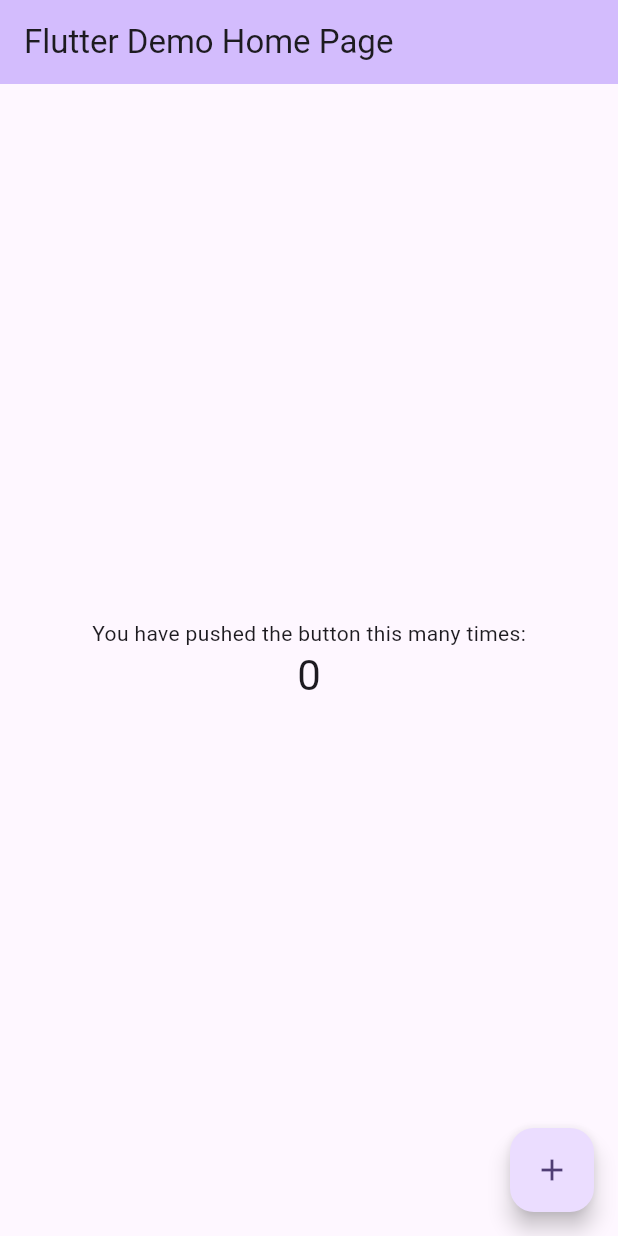
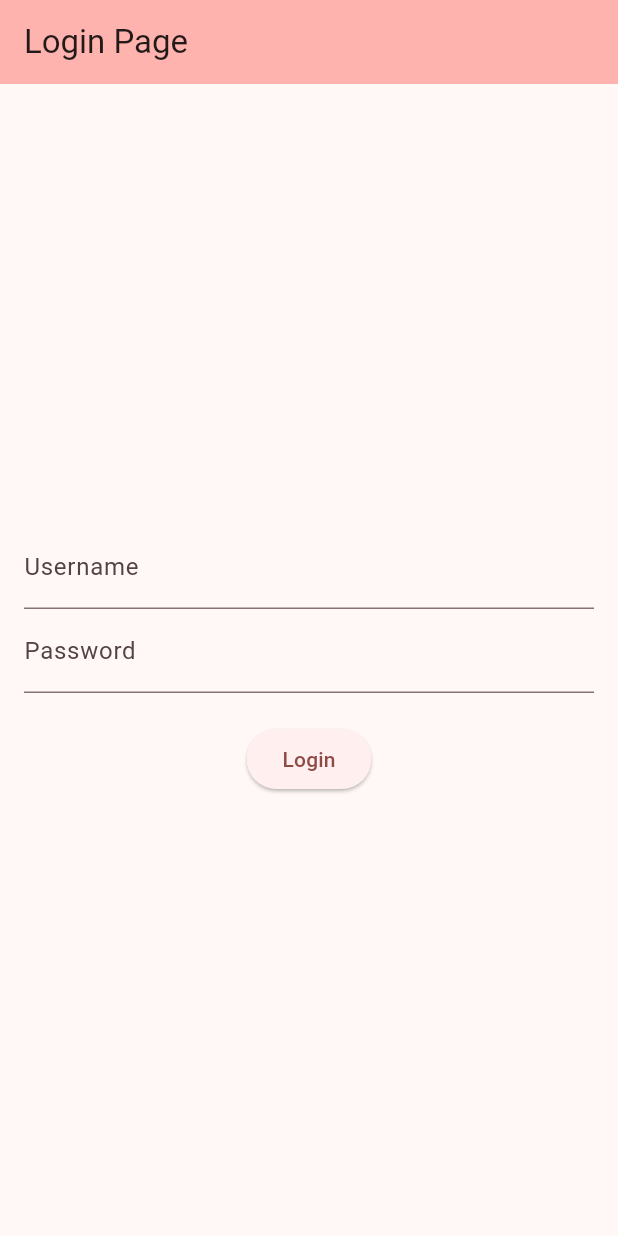
Before and after one commit to ciit-thedannified/cs319_dart_playground, a Flutter app: the screen it shows after launch, on a phone screen of 412 x 824 dp. Run offline on Flutter 3.47's test engine with Material 3 defaults, Android fonts, the phone set to English and light mode, and no system bars.

Commit message:
Added sample code provided by instructor.

```diff
--- a/lib/main.dart
+++ b/lib/main.dart
@@ -7,119 +7,153 @@
 class MyApp extends StatelessWidget {
   const MyApp({super.key});
 
-  // This widget is the root of your application.
   @override
   Widget build(BuildContext context) {
     return MaterialApp(
       title: 'Flutter Demo',
       theme: ThemeData(
-        // This is the theme of your application.
-        //
-        // TRY THIS: Try running your application with "flutter run". You'll see
-        // the application has a purple toolbar. Then, without quitting the app,
-        // try changing the seedColor in the colorScheme below to Colors.green
-        // and then invoke "hot reload" (save your changes or press the "hot
-        // reload" button in a Flutter-supported IDE, or press "r" if you used
-        // the command line to start the app).
-        //
-        // Notice that the counter didn't reset back to zero; the application
-        // state is not lost during the reload. To reset the state, use hot
-        // restart instead.
-        //
-        // This works for code too, not just values: Most code changes can be
-        // tested with just a hot reload.
-        colorScheme: ColorScheme.fromSeed(seedColor: Colors.deepPurple),
+        colorScheme: ColorScheme.fromSeed(seedColor: Colors.redAccent),
         useMaterial3: true,
       ),
-      home: const MyHomePage(title: 'Flutter Demo Home Page'),
+      home: const LoginPage(),
     );
   }
 }
 
-class MyHomePage extends StatefulWidget {
-  const MyHomePage({super.key, required this.title});
-
-  // This widget is the home page of your application. It is stateful, meaning
-  // that it has a State object (defined below) that contains fields that affect
-  // how it looks.
-
-  // This class is the configuration for the state. It holds the values (in this
-  // case the title) provided by the parent (in this case the App widget) and
-  // used by the build method of the State. Fields in a Widget subclass are
-  // always marked "final".
-
-  final String title;
-
+class LoginPage extends StatefulWidget {
+  const LoginPage({super.key});
   @override
-  State<MyHomePage> createState() => _MyHomePageState();
+  State<LoginPage> createState() => _LoginPageState();
 }
 
-class _MyHomePageState extends State<MyHomePage> {
-  int _counter = 0;
+class _LoginPageState extends State<LoginPage> {
+  final TextEditingController _usernameController = TextEditingController();
+  final TextEditingController _passwordController = TextEditingController();
 
-  void _incrementCounter() {
+  String _username = '';
+  String _password = '';
+
+  // Function to validate login credentials
+  void _login() {
     setState(() {
-      // This call to setState tells the Flutter framework that something has
-      // changed in this State, which causes it to rerun the build method below
-      // so that the display can reflect the updated values. If we changed
-      // _counter without calling setState(), then the build method would not be
-      // called again, and so nothing would appear to happen.
-      _counter++;
+      _username = _usernameController.text;
+      _password = _passwordController.text;
+
+      if (_username == 'usergary' && _password == 'pass143') {
+        // Credentials match, show modal dialog
+        _showLoginSuccessDialog();
+      } else {
+        // Credentials do not match, show error message
+        ScaffoldMessenger.of(context).showSnackBar(
+          SnackBar(content: Text('Invalid Username/Password!\nUsername: $_username\nPassword: $_password')),
+        );
+      }
     });
+  }
+
+  // Function to show a modal dialog for login success
+  void _showLoginSuccessDialog() {
+    showDialog(
+      context: context,
+      builder: (BuildContext context) {
+        return AlertDialog(
+          title: const Text('Login Successful'),
+          content: const Text('You have successfully logged in!'),
+          actions: <Widget>[
+            TextButton(
+              onPressed: () {
+                Navigator.of(context).pop(); // Close the dialog
+                // Navigate to the next screen (HomePage)
+                Navigator.push(
+                  context,
+                  MaterialPageRoute(builder: (context) => const HomePage()),
+                );
+              },
+              child: const Text('OK'),
+            ),
+          ],
+        );
+      },
+    );
   }
 
   @override
   Widget build(BuildContext context) {
-    // This method is rerun every time setState is called, for instance as done
-    // by the _incrementCounter method above.
-    //
-    // The Flutter framework has been optimized to make rerunning build methods
-    // fast, so that you can just rebuild anything that needs updating rather
-    // than having to individually change instances of widgets.
     return Scaffold(
       appBar: AppBar(
-        // TRY THIS: Try changing the color here to a specific color (to
-        // Colors.amber, perhaps?) and trigger a hot reload to see the AppBar
-        // change color while the other colors stay the same.
+        title: const Text('Login Page'),
         backgroundColor: Theme.of(context).colorScheme.inversePrimary,
-        // Here we take the value from the MyHomePage object that was created by
-        // the App.build method, and use it to set our appbar title.
-        title: Text(widget.title),
       ),
-      body: Center(
-        // Center is a layout widget. It takes a single child and positions it
-        // in the middle of the parent.
+      body: Padding(
+        padding: const EdgeInsets.all(16.0),
         child: Column(
-          // Column is also a layout widget. It takes a list of children and
-          // arranges them vertically. By default, it sizes itself to fit its
-          // children horizontally, and tries to be as tall as its parent.
-          //
-          // Column has various properties to control how it sizes itself and
-          // how it positions its children. Here we use mainAxisAlignment to
-          // center the children vertically; the main axis here is the vertical
-          // axis because Columns are vertical (the cross axis would be
-          // horizontal).
-          //
-          // TRY THIS: Invoke "debug painting" (choose the "Toggle Debug Paint"
-          // action in the IDE, or press "p" in the console), to see the
-          // wireframe for each widget.
           mainAxisAlignment: MainAxisAlignment.center,
           children: <Widget>[
-            const Text(
-              'You have pushed the button this many times:',
+            TextField(
+              controller: _usernameController,
+              decoration: const InputDecoration(labelText: 'Username'),
             ),
-            Text(
-              '$_counter',
-              style: Theme.of(context).textTheme.headlineMedium,
+            TextField(
+              controller: _passwordController,
+              decoration: const InputDecoration(labelText: 'Password'),
+              obscureText: true, // Hide the password input
+            ),
+            const SizedBox(height: 20),
+            ElevatedButton(
+              onPressed: _login,
+              child: const Text('Login'),
             ),
           ],
         ),
       ),
-      floatingActionButton: FloatingActionButton(
-        onPressed: _incrementCounter,
-        tooltip: 'Increment',
-        child: const Icon(Icons.add),
-      ), // This trailing comma makes auto-formatting nicer for build methods.
     );
   }
 }
+
+class HomePage extends StatelessWidget {
+  const HomePage({super.key});
+
+  @override
+  Widget build(BuildContext context) {
+    return Scaffold(
+      appBar: AppBar(
+        title: const Text('Home Page'),
+      ),
+      body: Center(
+        child: Padding(
+          padding: const EdgeInsets.all(16.0),
+          child: Card(
+            elevation: 5, // Adds shadow for a raised look
+            shape: RoundedRectangleBorder(
+              borderRadius: BorderRadius.circular(10),
+            ),
+            child: Padding(
+              padding: const EdgeInsets.all(16.0),
+              child: Column(
+                mainAxisSize: MainAxisSize.min,
+                crossAxisAlignment: CrossAxisAlignment.start,
+                children: const <Widget>[
+                  Text(
+                    'Welcome!',
+                    style: TextStyle(
+                      fontSize: 24,
+                      fontWeight: FontWeight.bold,
+                    ),
+                  ),
+                  SizedBox(height: 10),
+                  Text(
+                    'You have successfully logged in to the home page. Enjoy exploring!',
+                    style: TextStyle(
+                      fontSize: 16,
+                    ),
+                  ),
+                ],
+              ),
+            ),
+          ),
+
+        ),
+      ),
+    );
+  }
+}
```
Also changed, not shown: lib/generated/assets.dart (added).
